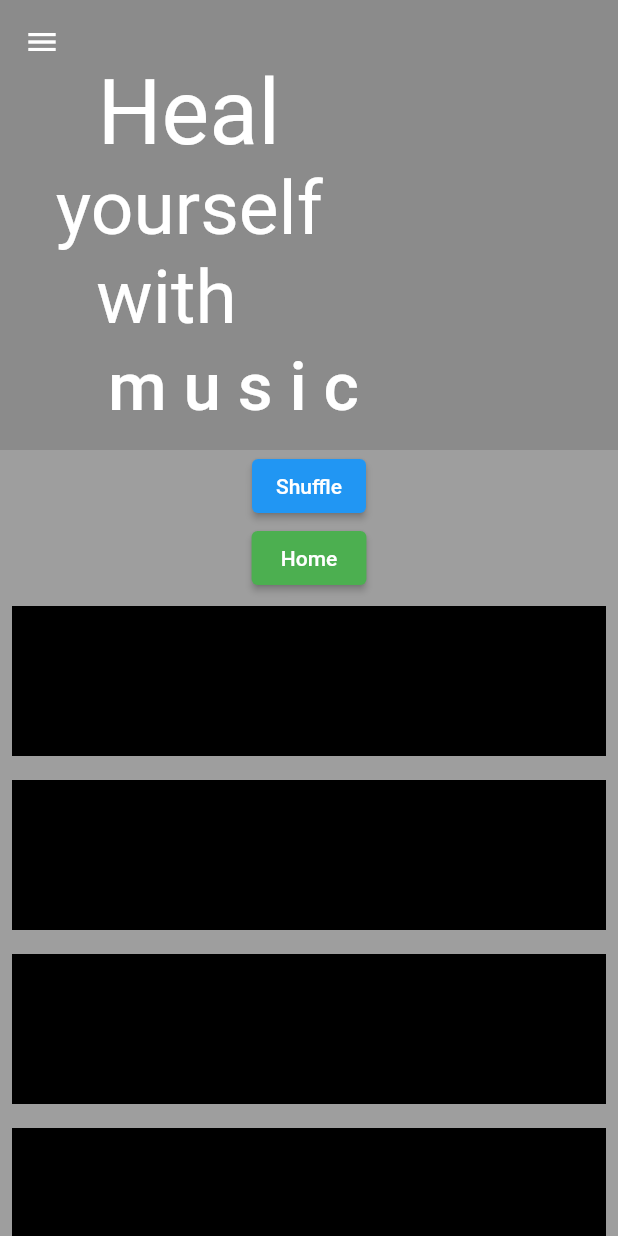
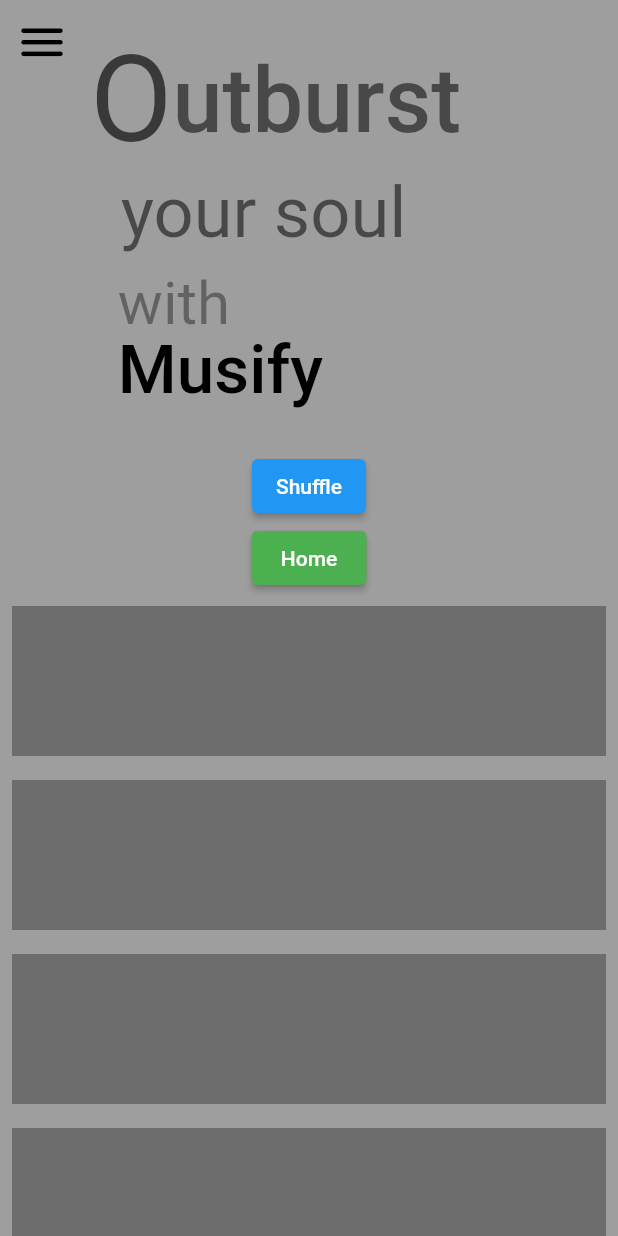
Before and after one commit to yasaleo/project1_ui1, a Flutter app: the screen it shows after launch, on a phone screen of 412 x 824 dp. Run offline on Flutter 3.47's test engine with Material 2 defaults, Android fonts, the phone set to English and light mode, and no system bars; drawn by our look-alikes of animated_text_kit; our stand-ins replace like_button, percent_indicator; project files that could hold a hidden picture were left out.

Commit message:
fifth commit

```diff
--- a/lib/front_screen.dart
+++ b/lib/front_screen.dart
@@ -1,3 +1,4 @@
+import 'package:animated_text_kit/animated_text_kit.dart';
 import 'package:flutter/material.dart';
 import 'package:project1_ui1/home_page.dart';
 import 'package:project1_ui1/my_colors.dart';
@@ -25,32 +26,105 @@
             painter: LinePainter(),
             child: CustomScrollView(
               slivers: [
-                 SliverAppBar(
+                PreferredSize(
+                  preferredSize: const Size.fromHeight(180),
+                  child: SliverAppBar(
+                    pinned: true,
+                    collapsedHeight: 65,
                     elevation: 0,
                     backgroundColor: Colors.transparent,
-                  leading: const Icon(Icons.menu),
+                    leading: const Icon(
+                      Icons.menu_rounded,
+                      color: Colors.black,
+                      size: 37,
+                    ),
                     expandedHeight: 300,
                     flexibleSpace: FlexibleSpaceBar(
-                    stretchModes: [],
+                      collapseMode: CollapseMode.pin,
                       background: Container(
-                      color: Colors.black12,
+                        color: Colors.transparent,
                         child: SafeArea(
-                        child: Padding(
-                          padding: const EdgeInsets.only(right: 190,top: 40),
                           child: Column(
+                            children: [
+                              Padding(
+                                padding: const EdgeInsets.only(top: 20),
+                                child: SingleChildScrollView(
+                                  child: Row(
+                                    children: const [
+                                      SizedBox(
+                                        width: 60,
+                                      ),
+                                      Text(
+                                        'O',
+                                        style: TextStyle(
+                                          color:
+                                              Color.fromARGB(185, 19, 19, 19),
+                                          fontSize: 80,
+                                        ),
+                                      ),
 
-
-                            children: const [
-                              Text('  Heal',style: TextStyle(color: Colors.white,fontSize: 60),),
-                              Text('   yourself ',style: TextStyle(color: Colors.white,fontSize: 50),),
-                              Text('with',style: TextStyle(color: Colors.white,fontSize: 50),),
-
+                                      Text(
+                                        'utburst',
+                                        style: TextStyle(
+                                            color: Colors.black54,
+                                            fontSize: 60,
+                                            fontWeight: FontWeight.w500),
+                                      ),
                                     ],
                                   ),
                                 ),
                               ),
+                              const Padding(
+                                padding: EdgeInsets.only(right: 49),
+                                child: Text(
+                                  'your soul ',
+                                  style: TextStyle(
+                                      color: Colors.black54,
+                                      fontSize: 47,
+                                      fontWeight: FontWeight.w400),
                                 ),
-                    title: const Text('m u s i c',style: TextStyle(color: Colors.white,fontSize: 30)),
+                              ),
+                              const SizedBox(
+                                height: 10,
+                              ),
+                              const Padding(
+                                padding: EdgeInsets.only(right: 180),
+                                child: Text(
+                                  'with',
+                                  style: TextStyle(
+                                      color: Colors.black38, fontSize: 40),
+                                ),
+                              ),
+                            ],
+                          ),
+                        ),
+                      ),
+                      title: SizedBox(
+                        height: 50,
+                        width: 100,
+                        child: Center(
+                          child: AnimatedTextKit(
+                            animatedTexts: [
+                              RotateAnimatedText('Musify',
+                                  textStyle: const TextStyle(
+                                      color: Colors.black,
+                                      fontSize: 30,
+                                      fontWeight: FontWeight.w500),
+                                  rotateOut: false)
+                            ],
+                            isRepeatingAnimation: false,
+                          ),
+                        ),
+                      ),
+
+                      //  Text(
+                      //   'Musify',
+                      //   style: TextStyle(
+                      //       color: Colors.black,
+                      //       fontSize: 30,
+                      //       letterSpacing: 6),
+                      // ),
+                    ),
                   ),
                 ),
                 SliverToBoxAdapter(
@@ -65,9 +139,7 @@
                         child: const Text('Shuffle'),
                       ),
                       ElevatedButton(
-                        style: ElevatedButton.styleFrom(
-                          primary: Colors.green
-                        ),
+                        style: ElevatedButton.styleFrom(primary: Colors.green),
                         onPressed: () {
                           Navigator.push(
                             context,
@@ -83,7 +155,7 @@
                         child: Container(
                           height: 100,
                           width: 400,
-                          color: Colors.black,
+                          color: const Color.fromARGB(79, 0, 0, 0),
                         ),
                       ),
                       Padding(
@@ -91,7 +163,7 @@
                         child: Container(
                           height: 100,
                           width: 400,
-                          color: Colors.black,
+                          color: const Color.fromARGB(79, 0, 0, 0),
                         ),
                       ),
                       Padding(
@@ -99,7 +171,7 @@
                         child: Container(
                           height: 100,
                           width: 400,
-                          color: Colors.black,
+                          color: const Color.fromARGB(79, 0, 0, 0),
                         ),
                       ),
                       Padding(
@@ -107,7 +179,7 @@
                         child: Container(
                           height: 100,
                           width: 400,
-                          color: Colors.black,
+                          color: const Color.fromARGB(79, 0, 0, 0),
                         ),
                       ),
                       Padding(
@@ -115,7 +187,7 @@
                         child: Container(
                           height: 100,
                           width: 400,
-                          color: Colors.black,
+                          color: const Color.fromARGB(79, 0, 0, 0),
                         ),
                       ),
                       Padding(
@@ -123,35 +195,7 @@
                         child: Container(
                           height: 100,
                           width: 400,
-                          color: Colors.black,
-                        ),
-                      ),Padding(
-                        padding: const EdgeInsets.all(8.0),
-                        child: Container(
-                          height: 100,
-                          width: 400,
-                          color: Colors.black,
-                        ),
-                      ),Padding(
-                        padding: const EdgeInsets.all(8.0),
-                        child: Container(
-                          height: 100,
-                          width: 400,
-                          color: Colors.black,
-                        ),
-                      ),Padding(
-                        padding: const EdgeInsets.all(8.0),
-                        child: Container(
-                          height: 100,
-                          width: 400,
-                          color: Colors.black,
-                        ),
-                      ),Padding(
-                        padding: const EdgeInsets.all(8.0),
-                        child: Container(
-                          height: 100,
-                          width: 400,
-                          color: Colors.black,
+                          color: const Color.fromARGB(79, 0, 0, 0),
                         ),
                       ),
                       Padding(
@@ -159,7 +203,7 @@
                         child: Container(
                           height: 100,
                           width: 400,
-                          color: Colors.black,
+                          color: const Color.fromARGB(79, 0, 0, 0),
                         ),
                       ),
                       Padding(
@@ -167,7 +211,39 @@
                         child: Container(
                           height: 100,
                           width: 400,
-                          color: Colors.black,
+                          color: const Color.fromARGB(79, 0, 0, 0),
+                        ),
+                      ),
+                      Padding(
+                        padding: const EdgeInsets.all(8.0),
+                        child: Container(
+                          height: 100,
+                          width: 400,
+                          color: const Color.fromARGB(79, 0, 0, 0),
+                        ),
+                      ),
+                      Padding(
+                        padding: const EdgeInsets.all(8.0),
+                        child: Container(
+                          height: 100,
+                          width: 400,
+                          color: const Color.fromARGB(79, 0, 0, 0),
+                        ),
+                      ),
+                      Padding(
+                        padding: const EdgeInsets.all(8.0),
+                        child: Container(
+                          height: 100,
+                          width: 400,
+                          color: const Color.fromARGB(79, 0, 0, 0),
+                        ),
+                      ),
+                      Padding(
+                        padding: const EdgeInsets.all(8.0),
+                        child: Container(
+                          height: 100,
+                          width: 400,
+                          color: const Color.fromARGB(79, 0, 0, 0),
                         ),
                       ),
                     ],
--- a/lib/main.dart
+++ b/lib/main.dart
@@ -25,6 +25,7 @@
       theme: ThemeData(
 
         primarySwatch: Colors.blue,
+        androidOverscrollIndicator: AndroidOverscrollIndicator.stretch
       ),
       home:  FrontScreen(),
     );
--- a/pubspec.yaml
+++ b/pubspec.yaml
@@ -27,10 +27,10 @@
 # the latest version available on pub.dev. To see which dependencies have newer
 # versions available, run `flutter pub outdated`.
 dependencies:
+  animated_text_kit: ^4.2.2
   cupertino_icons: ^1.0.2
   flutter:
     sdk: flutter
-
   like_button: ^2.0.4
   percent_indicator: ^4.2.2
 
```
Also changed, not shown: pubspec.lock. Lines whose indentation alone changed are shown as unchanged.
